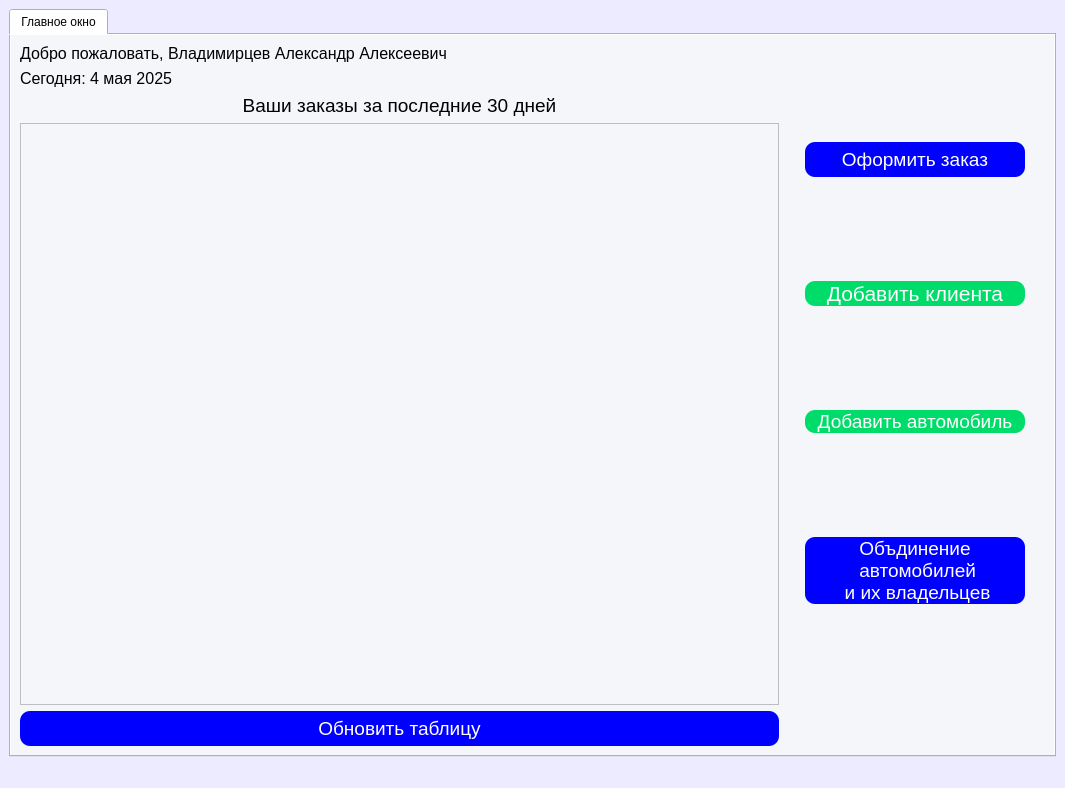
Mostov2005/SQL_car_service, file ui/mainwindow_admin.ui: the form before one commit.
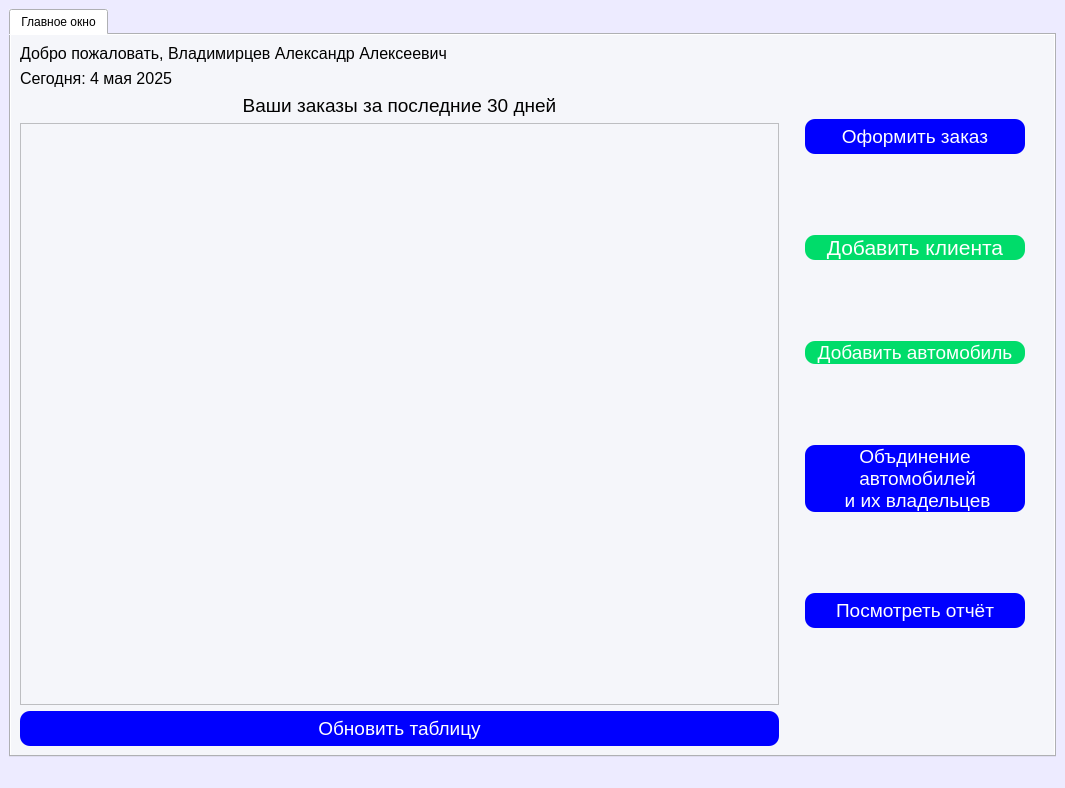
The form after the commit.

```diff
--- a/ui/mainwindow_admin.ui
+++ b/ui/mainwindow_admin.ui
@@ -849,6 +849,208 @@
             </property>
            </widget>
           </item>
+          <item>
+           <widget class="QPushButton" name="report_btn">
+            <property name="minimumSize">
+             <size>
+              <width>220</width>
+              <height>35</height>
+             </size>
+            </property>
+            <property name="palette">
+             <palette>
+              <active>
+               <colorrole role="WindowText">
+                <brush brushstyle="SolidPattern">
+                 <color alpha="255">
+                  <red>255</red>
+                  <green>255</green>
+                  <blue>255</blue>
+                 </color>
+                </brush>
+               </colorrole>
+               <colorrole role="Button">
+                <brush brushstyle="SolidPattern">
+                 <color alpha="255">
+                  <red>0</red>
+                  <green>0</green>
+                  <blue>255</blue>
+                 </color>
+                </brush>
+               </colorrole>
+               <colorrole role="Text">
+                <brush brushstyle="SolidPattern">
+                 <color alpha="255">
+                  <red>255</red>
+                  <green>255</green>
+                  <blue>255</blue>
+                 </color>
+                </brush>
+               </colorrole>
+               <colorrole role="ButtonText">
+                <brush brushstyle="SolidPattern">
+                 <color alpha="255">
+                  <red>255</red>
+                  <green>255</green>
+                  <blue>255</blue>
+                 </color>
+                </brush>
+               </colorrole>
+               <colorrole role="Base">
+                <brush brushstyle="SolidPattern">
+                 <color alpha="255">
+                  <red>0</red>
+                  <green>0</green>
+                  <blue>255</blue>
+                 </color>
+                </brush>
+               </colorrole>
+               <colorrole role="Window">
+                <brush brushstyle="SolidPattern">
+                 <color alpha="255">
+                  <red>0</red>
+                  <green>0</green>
+                  <blue>255</blue>
+                 </color>
+                </brush>
+               </colorrole>
+              </active>
+              <inactive>
+               <colorrole role="WindowText">
+                <brush brushstyle="SolidPattern">
+                 <color alpha="255">
+                  <red>255</red>
+                  <green>255</green>
+                  <blue>255</blue>
+                 </color>
+                </brush>
+               </colorrole>
+               <colorrole role="Button">
+                <brush brushstyle="SolidPattern">
+                 <color alpha="255">
+                  <red>0</red>
+                  <green>0</green>
+                  <blue>255</blue>
+                 </color>
+                </brush>
+               </colorrole>
+               <colorrole role="Text">
+                <brush brushstyle="SolidPattern">
+                 <color alpha="255">
+                  <red>255</red>
+                  <green>255</green>
+                  <blue>255</blue>
+                 </color>
+                </brush>
+               </colorrole>
+               <colorrole role="ButtonText">
+                <brush brushstyle="SolidPattern">
+                 <color alpha="255">
+                  <red>255</red>
+                  <green>255</green>
+                  <blue>255</blue>
+                 </color>
+                </brush>
+               </colorrole>
+               <colorrole role="Base">
+                <brush brushstyle="SolidPattern">
+                 <color alpha="255">
+                  <red>0</red>
+                  <green>0</green>
+                  <blue>255</blue>
+                 </color>
+                </brush>
+               </colorrole>
+               <colorrole role="Window">
+                <brush brushstyle="SolidPattern">
+                 <color alpha="255">
+                  <red>0</red>
+                  <green>0</green>
+                  <blue>255</blue>
+                 </color>
+                </brush>
+               </colorrole>
+              </inactive>
+              <disabled>
+               <colorrole role="WindowText">
+                <brush brushstyle="SolidPattern">
+                 <color alpha="255">
+                  <red>255</red>
+                  <green>255</green>
+                  <blue>255</blue>
+                 </color>
+                </brush>
+               </colorrole>
+               <colorrole role="Button">
+                <brush brushstyle="SolidPattern">
+                 <color alpha="255">
+                  <red>0</red>
+                  <green>0</green>
+                  <blue>255</blue>
+                 </color>
+                </brush>
+               </colorrole>
+               <colorrole role="Text">
+                <brush brushstyle="SolidPattern">
+                 <color alpha="255">
+                  <red>255</red>
+                  <green>255</green>
+                  <blue>255</blue>
+                 </color>
+                </brush>
+               </colorrole>
+               <colorrole role="ButtonText">
+                <brush brushstyle="SolidPattern">
+                 <color alpha="255">
+                  <red>255</red>
+                  <green>255</green>
+                  <blue>255</blue>
+                 </color>
+                </brush>
+               </colorrole>
+               <colorrole role="Base">
+                <brush brushstyle="SolidPattern">
+                 <color alpha="255">
+                  <red>0</red>
+                  <green>0</green>
+                  <blue>255</blue>
+                 </color>
+                </brush>
+               </colorrole>
+               <colorrole role="Window">
+                <brush brushstyle="SolidPattern">
+                 <color alpha="255">
+                  <red>0</red>
+                  <green>0</green>
+                  <blue>255</blue>
+                 </color>
+                </brush>
+               </colorrole>
+              </disabled>
+             </palette>
+            </property>
+            <property name="font">
+             <font>
+              <pointsize>14</pointsize>
+             </font>
+            </property>
+            <property name="styleSheet">
+             <string notr="true">#report_btn {
+   background-color:rgb(0, 0, 255); /* Цвет фона кнопки */
+    border-radius: 10px; /* Устанавливаем радиус закругления углов */
+    color: white; /* Цвет текста кнопки */
+}
+#report_btn:hover {
+                background-color: rgb(0, 0, 158)
+}
+
+</string>
+            </property>
+            <property name="text">
+             <string>Посмотреть отчёт</string>
+            </property>
+           </widget>
+          </item>
          </layout>
         </item>
         <item row="0" column="0">
```
